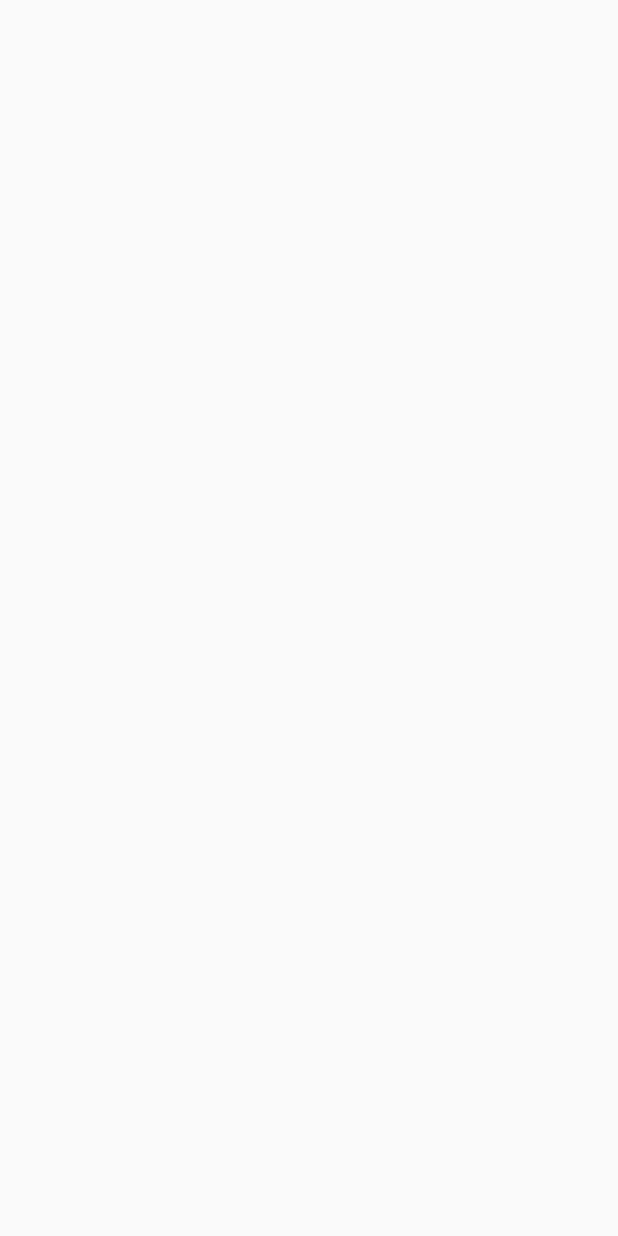
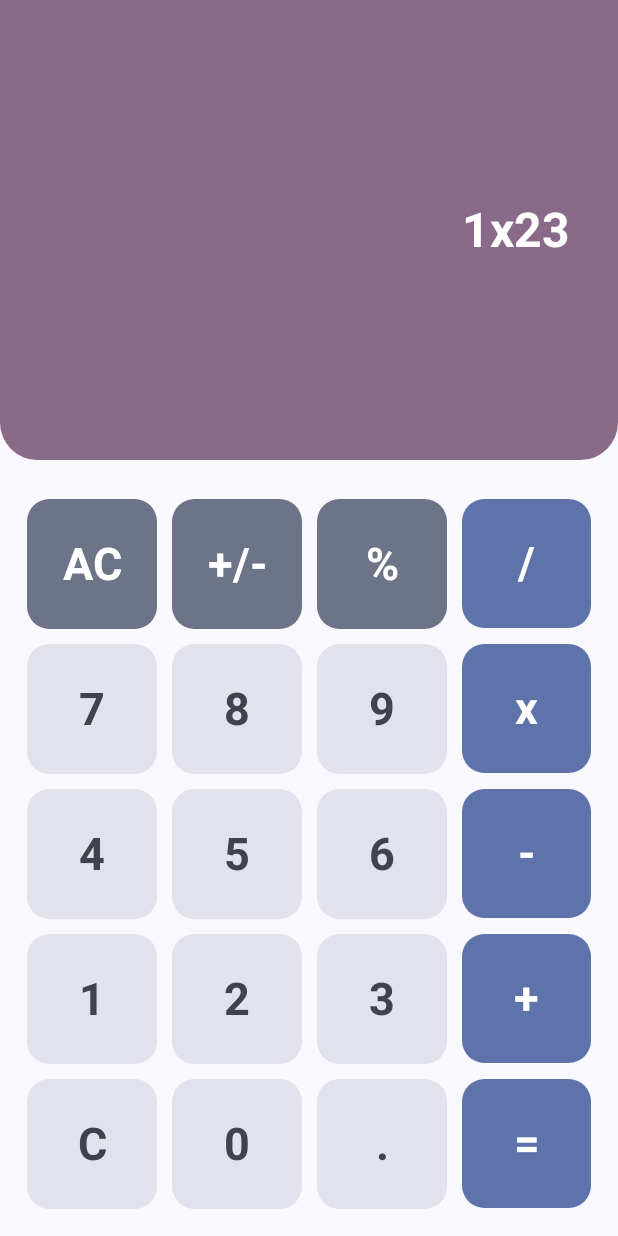
Before and after one commit to tuuhin/AndroidCalculator, an Android app built with Jetpack Compose: the screen it shows after launch (MainActivity), on a phone screen of 412 x 824 dp. Before the commit the screen is empty. Run offline under Robolectric (Android 15) with nearby library versions, the light colour scheme and no system bars; our stand-ins replace accompanist.

Commit message:
Added the base calculator design More design changes will be made in the future, for the movement the base structure of the app is quite done.

```diff
--- a/app/build.gradle
+++ b/app/build.gradle
@@ -37,7 +37,7 @@ android {
         compose true
     }
     composeOptions {
-        kotlinCompilerExtensionVersion '1.3.2'
+        kotlinCompilerExtensionVersion '1.4.0'
     }
     packagingOptions {
         resources {
@@ -56,6 +56,9 @@ dependencies {
     implementation 'androidx.compose.ui:ui-graphics'
     implementation 'androidx.compose.ui:ui-tooling-preview'
     implementation 'androidx.compose.material3:material3'
+
+    implementation "com.google.accompanist:accompanist-systemuicontroller:0.31.1-alpha"
+
     testImplementation 'junit:junit:4.13.2'
     androidTestImplementation 'androidx.test.ext:junit:1.1.5'
     androidTestImplementation 'androidx.test.espresso:espresso-core:3.5.1'
--- a/app/src/main/java/com/eva/androidcalculator/MainActivity.kt
+++ b/app/src/main/java/com/eva/androidcalculator/MainActivity.kt
@@ -3,6 +3,7 @@ package com.eva.androidcalculator
 import android.os.Bundle
 import androidx.activity.ComponentActivity
 import androidx.activity.compose.setContent
+import com.eva.androidcalculator.presentation.CalculatorScreen
 import com.eva.androidcalculator.ui.theme.AndroidCalculatorTheme
 
 class MainActivity : ComponentActivity() {
@@ -10,8 +11,7 @@ class MainActivity : ComponentActivity() {
         super.onCreate(savedInstanceState)
         setContent {
             AndroidCalculatorTheme {
-                // A surface container using the 'background' color from the theme
-
+                CalculatorScreen()
             }
         }
     }
--- /dev/null
+++ b/app/src/main/java/com/eva/androidcalculator/presentation/CalculatorScreen.kt
@@ -0,0 +1,66 @@
+package com.eva.androidcalculator.presentation
+
+import androidx.compose.foundation.background
+import androidx.compose.foundation.isSystemInDarkTheme
+import androidx.compose.foundation.layout.Column
+import androidx.compose.foundation.layout.Spacer
+import androidx.compose.foundation.layout.fillMaxSize
+import androidx.compose.foundation.layout.fillMaxWidth
+import androidx.compose.foundation.layout.height
+import androidx.compose.foundation.layout.padding
+import androidx.compose.foundation.shape.RoundedCornerShape
+import androidx.compose.material3.MaterialTheme
+import androidx.compose.material3.Surface
+import androidx.compose.runtime.Composable
+import androidx.compose.runtime.LaunchedEffect
+import androidx.compose.ui.Modifier
+import androidx.compose.ui.draw.clip
+import androidx.compose.ui.tooling.preview.Preview
+import androidx.compose.ui.unit.dp
+import com.eva.androidcalculator.presentation.composables.CalculatorGrid
+import com.eva.androidcalculator.presentation.composables.CalculatorResultDisplay
+import com.google.accompanist.systemuicontroller.rememberSystemUiController
+
+@Composable
+fun CalculatorScreen(
+    modifier: Modifier = Modifier,
+    darkTheme: Boolean = isSystemInDarkTheme(),
+) {
+    val systemUiController = rememberSystemUiController()
+    val statusColor = MaterialTheme.colorScheme.tertiaryContainer
+
+    LaunchedEffect(darkTheme, systemUiController) {
+        systemUiController.setStatusBarColor(color = statusColor, darkIcons = !darkTheme)
+
+    }
+
+    Surface(
+        modifier = Modifier.fillMaxSize(),
+        color = MaterialTheme.colorScheme.surface
+    ) {
+        Column(
+            modifier = modifier.fillMaxSize()
+        ) {
+            CalculatorResultDisplay(
+                expression = "1x23",
+                textColor = MaterialTheme.colorScheme.onTertiaryContainer,
+                modifier = Modifier
+                    .fillMaxWidth()
+                    .weight(1f)
+                    .clip(RoundedCornerShape(bottomEnd = 25.dp, bottomStart = 25.dp))
+                    .background(statusColor)
+                    .padding(32.dp)
+            )
+            Spacer(modifier = Modifier.height(8.dp))
+            CalculatorGrid(
+                modifier = Modifier.padding(8.dp)
+            )
+        }
+    }
+}
+
+@Preview
+@Composable
+fun CalculatorScreenPreview() {
+    CalculatorScreen()
+}
--- /dev/null
+++ b/app/src/main/java/com/eva/androidcalculator/presentation/composables/CalculatorButton.kt
@@ -0,0 +1,72 @@
+package com.eva.androidcalculator.presentation.composables
+
+import androidx.compose.foundation.background
+import androidx.compose.foundation.clickable
+import androidx.compose.foundation.layout.Box
+import androidx.compose.foundation.layout.aspectRatio
+import androidx.compose.material3.MaterialTheme
+import androidx.compose.material3.Text
+import androidx.compose.runtime.Composable
+import androidx.compose.ui.Alignment
+import androidx.compose.ui.Modifier
+import androidx.compose.ui.draw.clip
+import androidx.compose.ui.semantics.Role
+import androidx.compose.ui.text.TextStyle
+import androidx.compose.ui.text.font.FontWeight
+import androidx.compose.ui.text.style.TextAlign
+import androidx.compose.ui.tooling.preview.Preview
+import androidx.compose.ui.tooling.preview.PreviewParameter
+import androidx.compose.ui.tooling.preview.PreviewParameterProvider
+import androidx.compose.ui.unit.sp
+import com.eva.androidcalculator.presentation.util.CalculatorButtonType
+import com.eva.androidcalculator.presentation.util.CalculatorButtonAction
+
+@Composable
+fun CalculatorButton(
+    onClick: () -> Unit,
+    action: CalculatorButtonAction,
+    modifier: Modifier = Modifier
+) {
+    Box(
+        modifier = modifier
+            .clip(MaterialTheme.shapes.large)
+            .background(
+                when (action.type) {
+                    is CalculatorButtonType.Functions -> MaterialTheme.colorScheme.secondaryContainer
+                    is CalculatorButtonType.Operator -> MaterialTheme.colorScheme.primaryContainer
+                    else -> MaterialTheme.colorScheme.surfaceVariant
+                }
+            )
+            .aspectRatio(1f)
+            .clickable(onClick = onClick, role = Role.Button),
+        contentAlignment = Alignment.Center
+    ) {
+        Text(
+            text = action.action,
+            textAlign = TextAlign.Center,
+            style = TextStyle(fontWeight = FontWeight.Bold, fontSize = 30.sp),
+            color = when (action.type) {
+                is CalculatorButtonType.Functions -> MaterialTheme.colorScheme.onSecondaryContainer
+                is CalculatorButtonType.Operator -> MaterialTheme.colorScheme.onPrimaryContainer
+                else -> MaterialTheme.colorScheme.onSurfaceVariant
+            }
+        )
+    }
+}
+
+class CalculatorButtonPreviewParams() : PreviewParameterProvider<CalculatorButtonAction> {
+    override val values: Sequence<CalculatorButtonAction>
+        get() = sequenceOf(
+            CalculatorButtonAction(action = "0", type = CalculatorButtonType.Operator),
+            CalculatorButtonAction(action = "%", type = CalculatorButtonType.Functions),
+            CalculatorButtonAction(action = "+", type = CalculatorButtonType.Operand)
+        )
+}
+
+@Preview(showBackground = true)
+@Composable
+fun CalculatorButtonPreview(
+    @PreviewParameter(CalculatorButtonPreviewParams::class) type: CalculatorButtonAction
+) {
+    CalculatorButton(action = type, onClick = {})
+}
--- /dev/null
+++ b/app/src/main/java/com/eva/androidcalculator/presentation/composables/CalculatorGrid.kt
@@ -0,0 +1,38 @@
+package com.eva.androidcalculator.presentation.composables
+
+import androidx.compose.foundation.layout.Arrangement
+import androidx.compose.foundation.layout.PaddingValues
+import androidx.compose.foundation.lazy.grid.GridCells
+import androidx.compose.foundation.lazy.grid.LazyVerticalGrid
+import androidx.compose.runtime.Composable
+import androidx.compose.ui.Modifier
+import androidx.compose.ui.tooling.preview.Preview
+import androidx.compose.ui.unit.dp
+import com.eva.androidcalculator.presentation.util.actions
+
+@Composable
+fun CalculatorGrid(
+    modifier: Modifier = Modifier
+) {
+    LazyVerticalGrid(
+        modifier = modifier,
+        columns = GridCells.Fixed(4),
+        userScrollEnabled = false,
+        verticalArrangement = Arrangement.spacedBy(10.dp),
+        horizontalArrangement = Arrangement.spacedBy(10.dp),
+        contentPadding = PaddingValues(10.dp)
+    ) {
+        items(actions.size) { idx ->
+            CalculatorButton(
+                action = actions[idx],
+                onClick = {},
+            )
+        }
+    }
+}
+
+@Preview(showBackground = true)
+@Composable
+fun CalculatorGridPreview() {
+    CalculatorGrid()
+}
--- /dev/null
+++ b/app/src/main/java/com/eva/androidcalculator/presentation/composables/CalculatorResultDisplay.kt
@@ -0,0 +1,43 @@
+package com.eva.androidcalculator.presentation.composables
+
+import androidx.compose.foundation.layout.Box
+import androidx.compose.foundation.layout.fillMaxWidth
+import androidx.compose.foundation.text.BasicTextField
+import androidx.compose.material3.MaterialTheme
+import androidx.compose.runtime.Composable
+import androidx.compose.ui.Alignment
+import androidx.compose.ui.Modifier
+import androidx.compose.ui.graphics.Color
+import androidx.compose.ui.graphics.SolidColor
+import androidx.compose.ui.text.TextStyle
+import androidx.compose.ui.text.font.FontWeight
+import androidx.compose.ui.text.style.TextAlign
+
+@Composable
+fun CalculatorResultDisplay(
+    expression: String,
+    textColor: Color,
+    modifier: Modifier = Modifier
+) {
+    Box(
+        modifier = modifier,
+        contentAlignment = Alignment.Center
+    ) {
+        BasicTextField(
+            value = expression,
+            onValueChange = {},
+            textStyle = TextStyle(
+                fontSize = MaterialTheme.typography.headlineLarge.fontSize,
+                color = textColor,
+
+                textAlign = TextAlign.End,
+                fontWeight = FontWeight.Bold
+            ),
+            maxLines = 1,
+            singleLine = true,
+            cursorBrush = SolidColor(MaterialTheme.colorScheme.primary),
+            readOnly = true,
+            modifier = Modifier.fillMaxWidth()
+        )
+    }
+}
--- /dev/null
+++ b/app/src/main/java/com/eva/androidcalculator/presentation/util/CalculatorActions.kt
@@ -0,0 +1,24 @@
+package com.eva.androidcalculator.presentation.util
+
+val actions = listOf(
+    CalculatorButtonAction(action = "AC", type = CalculatorButtonType.Functions),
+    CalculatorButtonAction(action = "+/-", type = CalculatorButtonType.Functions),
+    CalculatorButtonAction(action = "%", type = CalculatorButtonType.Functions),
+    CalculatorButtonAction(action = "/", type = CalculatorButtonType.Operator),
+    CalculatorButtonAction(action = "7", type = CalculatorButtonType.Operand),
+    CalculatorButtonAction(action = "8", type = CalculatorButtonType.Operand),
+    CalculatorButtonAction(action = "9", type = CalculatorButtonType.Operand),
+    CalculatorButtonAction(action = "x", type = CalculatorButtonType.Operator),
+    CalculatorButtonAction(action = "4", type = CalculatorButtonType.Operand),
+    CalculatorButtonAction(action = "5", type = CalculatorButtonType.Operand),
+    CalculatorButtonAction(action = "6", type = CalculatorButtonType.Operand),
+    CalculatorButtonAction(action = "-", type = CalculatorButtonType.Operator),
+    CalculatorButtonAction(action = "1", type = CalculatorButtonType.Operand),
+    CalculatorButtonAction(action = "2", type = CalculatorButtonType.Operand),
+    CalculatorButtonAction(action = "3", type = CalculatorButtonType.Operand),
+    CalculatorButtonAction(action = "+", type = CalculatorButtonType.Operator),
+    CalculatorButtonAction(action = "C", type = CalculatorButtonType.Operand),
+    CalculatorButtonAction(action = "0", type = CalculatorButtonType.Operand),
+    CalculatorButtonAction(action = ".", type = CalculatorButtonType.Operand),
+    CalculatorButtonAction(action = "=", type = CalculatorButtonType.Operator)
+)
--- /dev/null
+++ b/app/src/main/java/com/eva/androidcalculator/presentation/util/CalculatorButtonAction.kt
@@ -0,0 +1,6 @@
+package com.eva.androidcalculator.presentation.util
+
+data class CalculatorButtonAction(
+    val action: String,
+    val type: CalculatorButtonType
+)
--- /dev/null
+++ b/app/src/main/java/com/eva/androidcalculator/presentation/util/CalculatorButtonType.kt
@@ -0,0 +1,7 @@
+package com.eva.androidcalculator.presentation.util
+
+sealed interface CalculatorButtonType {
+    object Operator : CalculatorButtonType
+    object Operand : CalculatorButtonType
+    object Functions : CalculatorButtonType
+}
--- /dev/null
+++ b/app/src/main/java/com/eva/androidcalculator/ui/theme/Shapes.kt
@@ -0,0 +1,12 @@
+package com.eva.androidcalculator.ui.theme
+
+import androidx.compose.foundation.shape.RoundedCornerShape
+import androidx.compose.material3.Shapes
+import androidx.compose.ui.unit.dp
+
+val Shapes = Shapes(
+    extraLarge = RoundedCornerShape(20.dp),
+    large = RoundedCornerShape(15.dp),
+    small = RoundedCornerShape(10.dp),
+    extraSmall = RoundedCornerShape(5.dp)
+)
--- a/app/src/main/java/com/eva/androidcalculator/ui/theme/Theme.kt
+++ b/app/src/main/java/com/eva/androidcalculator/ui/theme/Theme.kt
@@ -65,6 +65,7 @@ fun AndroidCalculatorTheme(
     MaterialTheme(
         colorScheme = colorScheme,
         typography = Typography,
+        shapes = Shapes,
         content = content
     )
 }
--- a/app/src/main/res/values/themes.xml
+++ b/app/src/main/res/values/themes.xml
@@ -1,5 +1,8 @@
 <?xml version="1.0" encoding="utf-8"?>
 <resources>
 
-    <style name="Theme.AndroidCalculator" parent="android:Theme.Material.Light.NoActionBar" />
+    <style name="Theme.AndroidCalculator" parent="android:Theme.Material.Light.NoActionBar" >
+        <item name="android:windowTranslucentStatus">false</item>
+        <item name="android:statusBarColor">@android:color/transparent</item>
+    </style>
 </resources>
--- a/build.gradle
+++ b/build.gradle
@@ -2,5 +2,5 @@
 plugins {
     id 'com.android.application' version '8.0.1' apply false
     id 'com.android.library' version '8.0.1' apply false
-    id 'org.jetbrains.kotlin.android' version '1.7.20' apply false
+    id 'org.jetbrains.kotlin.android' version '1.8.0' apply false
 }
```
